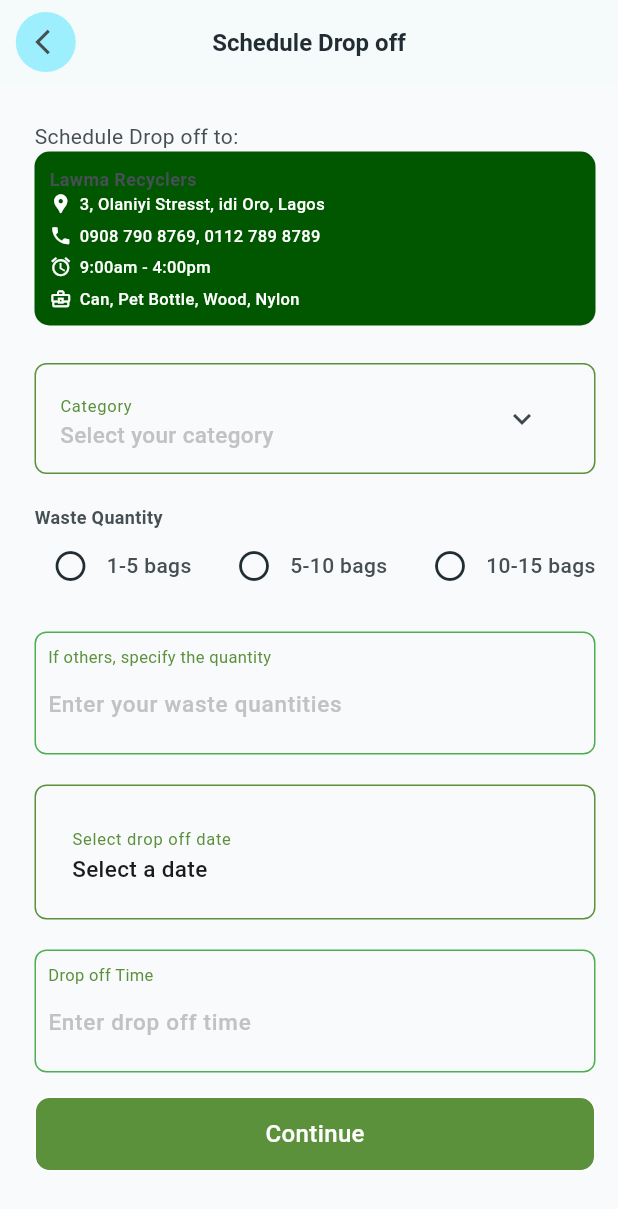
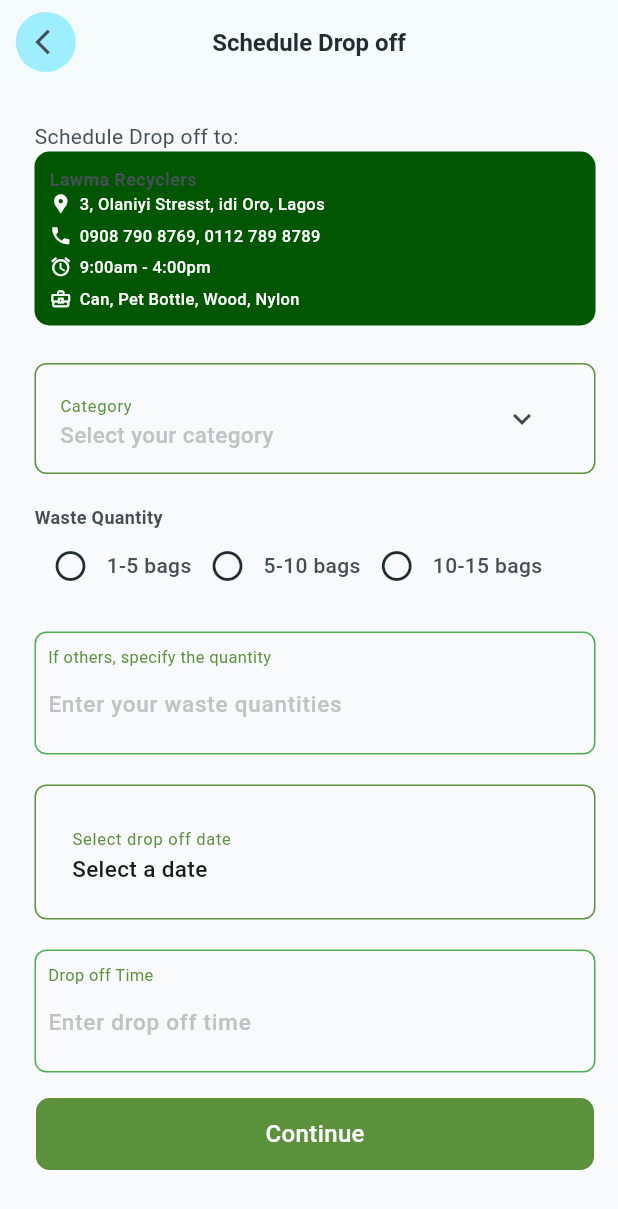
Before and after one commit to Zackcodder/pakam_household, a Flutter app: the DropOffScheduleDetailsScreen screen opened by its route, on a phone screen of 412 x 824 dp. Shown: the top 1209 px of the screen. Run offline on Flutter 3.47's test engine with Material 3 defaults, Android fonts, the phone set to English and light mode, and no system bars; Roboto replaces fonts that are missing (Raleway).

Commit message:
modified:   lib/screens/drop_off_schedule_details.dart 	modified:   lib/screens/schedule_pickup.dart

```diff
--- a/lib/screens/drop_off_schedule_details.dart
+++ b/lib/screens/drop_off_schedule_details.dart
@@ -1,3 +1,4 @@
+import 'package:flutter/cupertino.dart';
 import 'package:flutter/material.dart';
 import 'package:pakam_household/screens/schedule.dart';
 import 'package:pakam_household/screens/selected_waste_category.dart';
@@ -146,7 +147,7 @@
                           ///drop off location
                           Container(
                             padding: const EdgeInsets.all(10),
-                            margin: EdgeInsets.only(bottom: 25),
+                            margin: const EdgeInsets.only(bottom: 25),
                             decoration: BoxDecoration(
                               borderRadius: BorderRadius.circular(10),
                               color: kcBackgroundColor,
@@ -344,7 +345,7 @@
     showDialog(
       context: context,
       builder: (BuildContext context) {
-        Future.delayed(Duration(seconds: 5), () {
+        Future.delayed(const Duration(seconds: 5), () {
           Navigator.pop(context); // Close the submitting dialog after 5 seconds
           _showSuccessDialog(); // Show the success dialog
         });
@@ -452,7 +453,7 @@
             ///drop off location details
             Container(
               padding: const EdgeInsets.all(10),
-              margin: EdgeInsets.only(bottom: 25),
+              margin: const EdgeInsets.only(bottom: 25),
               decoration: BoxDecoration(
                 borderRadius: BorderRadius.circular(10),
                 color: kcDeepGreen,
@@ -527,15 +528,20 @@
                 subtitle: const Text('Select your category',
                     style: kSchedulePickupTextFieldHint),
                 trailing: IconButton(
-                  onPressed: () {},
+                  onPressed: () {
+                    Navigator.pushNamed(context, SelectWasteCategoryScreen.id);},
                   icon: const Icon(Icons.keyboard_arrow_down_outlined),
                 ),
               ),
             ),
+
+
             ///Waste
-            Text('Waste Quantity', style: kScheduleType,),
-            Row(
-              mainAxisAlignment: MainAxisAlignment.spaceBetween,
+            const Text('Waste Quantity', style: kScheduleType,),
+            SingleChildScrollView(
+              scrollDirection: Axis.horizontal,
+              child: Row(
+                mainAxisAlignment: MainAxisAlignment.start,
                 children: [
                   ///1-5bags
                   Row(
@@ -610,10 +616,11 @@
                   ),
                 ],
               ),
+            ),
 
             ///if other
             Container(
-              margin: EdgeInsets.only(top: 20, bottom: 20),
+              margin: const EdgeInsets.only(top: 20, bottom: 20),
               decoration: BoxDecoration(
                 border: Border.all(color: Colors.green),
                 borderRadius: BorderRadius.circular(8.0),
--- a/lib/screens/schedule_pickup.dart
+++ b/lib/screens/schedule_pickup.dart
@@ -438,7 +438,8 @@
                 subtitle: const Text('Select your category',
                     style: kSchedulePickupTextFieldHint),
                 trailing: IconButton(
-                  onPressed: () {},
+                  onPressed: () {
+                    Navigator.pushNamed(context, SelectWasteCategoryScreen.id);},
                   icon: const Icon(Icons.keyboard_arrow_down_outlined),
                 ),
               ),
```
Lines whose indentation alone changed are shown as unchanged.
